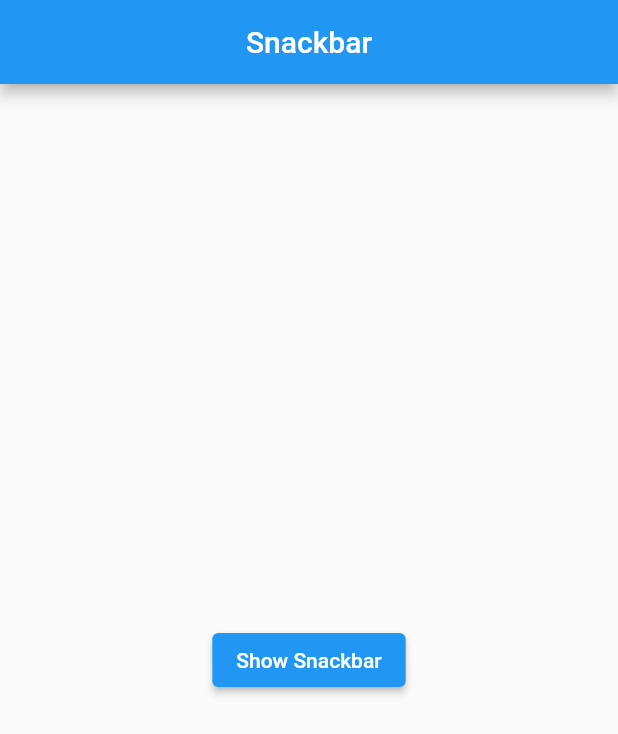
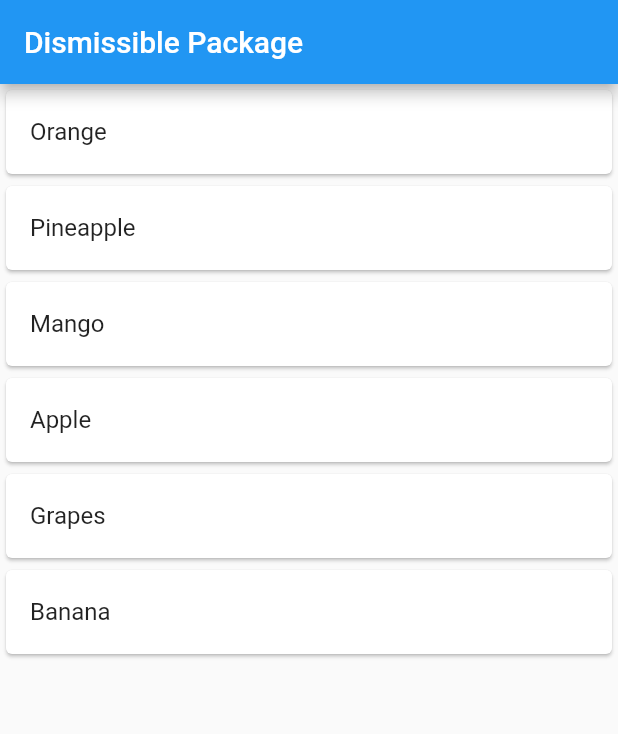
Before and after one commit to MamtaBhatt885/11dayschallenge_flutter, a Flutter app: the screen it shows after launch, on a phone screen of 412 x 824 dp. Shown: the top 734 px of the screen. Run offline on Flutter 3.47's test engine with Material 2 defaults, Android fonts, the phone set to English and light mode, and no system bars.

Commit message:
Dismissible

```diff
--- a/lib/main.dart
+++ b/lib/main.dart
@@ -1,6 +1,7 @@
 import "package:flutter/material.dart";
 import "package:flutter_application_1/widgets/button.dart";
 import "package:flutter_application_1/widgets/container_sized.dart";
+import "package:flutter_application_1/widgets/dismmissible.dart";
 import "package:flutter_application_1/widgets/list_grid.dart";
 import "package:flutter_application_1/widgets/rowscols.dart";
 import "package:flutter_application_1/widgets/snackbar.dart";
@@ -19,7 +20,7 @@ class MyApp extends StatelessWidget {
         brightness: Brightness.light,
         primaryColor: Colors.deepPurple,
       ),
-      home: SnackbarWidget(),
+      home: DismissibleWidget(),
       debugShowCheckedModeBanner: false,
     );
   }
--- /dev/null
+++ b/lib/widgets/dismmissible.dart
@@ -0,0 +1,54 @@
+import 'package:flutter/material.dart';
+
+class DismissibleWidget extends StatefulWidget {
+  const DismissibleWidget({super.key});
+
+  @override
+  State<DismissibleWidget> createState() => _DismissibleWidgetState();
+}
+
+class _DismissibleWidgetState extends State<DismissibleWidget> {
+  List<String> fruits = [
+    'Orange',
+    'Pineapple',
+    'Mango',
+    'Apple',
+    'Grapes',
+    'Banana'
+  ];
+  @override
+  Widget build(BuildContext context) {
+    return Scaffold(
+        appBar: AppBar(
+          title: Text("Dismissible Package"),
+        ),
+        body: ListView.builder(
+          itemCount: fruits.length,
+          itemBuilder: (context, index) {
+            final fruit = fruits[index];
+            return Dismissible(
+                onDismissed: (direction) {
+                  if (direction == DismissDirection.startToEnd) {
+                    ScaffoldMessenger.of(context).showSnackBar(SnackBar(
+                      content: Text(fruits[index]),
+                      backgroundColor: Colors.red,
+                    ));
+                  } else {
+                    ScaffoldMessenger.of(context).showSnackBar(SnackBar(
+                      content: Text(fruits[index]),
+                      backgroundColor: Colors.green,
+                    ));
+                  }
+                },
+                key: Key(fruit),
+                background: Container(color: Colors.red),
+                secondaryBackground: Container(color: Colors.green),
+                child: Card(
+                  child: ListTile(
+                    title: Text(fruits[index]),
+                  ),
+                ));
+          },
+        ));
+  }
+}
```
